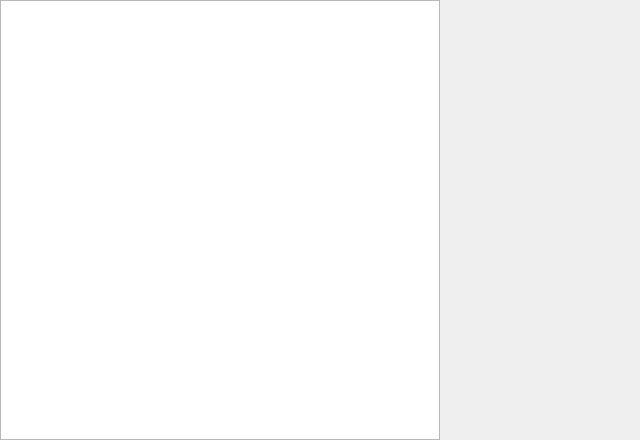
Before: the Qt Designer form picture.ui in BGDNick/Optics, drawn with Qt 5.
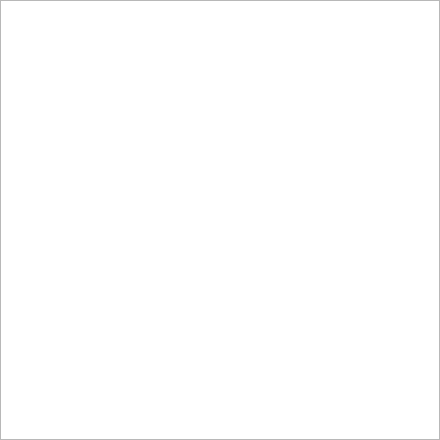
After: the same form once the commit is applied.

What changed in the file:
```diff
--- a/picture.ui
+++ b/picture.ui
@@ -6,7 +6,7 @@
    <rect>
     <x>0</x>
     <y>0</y>
-    <width>640</width>
+    <width>440</width>
     <height>440</height>
    </rect>
   </property>
```
